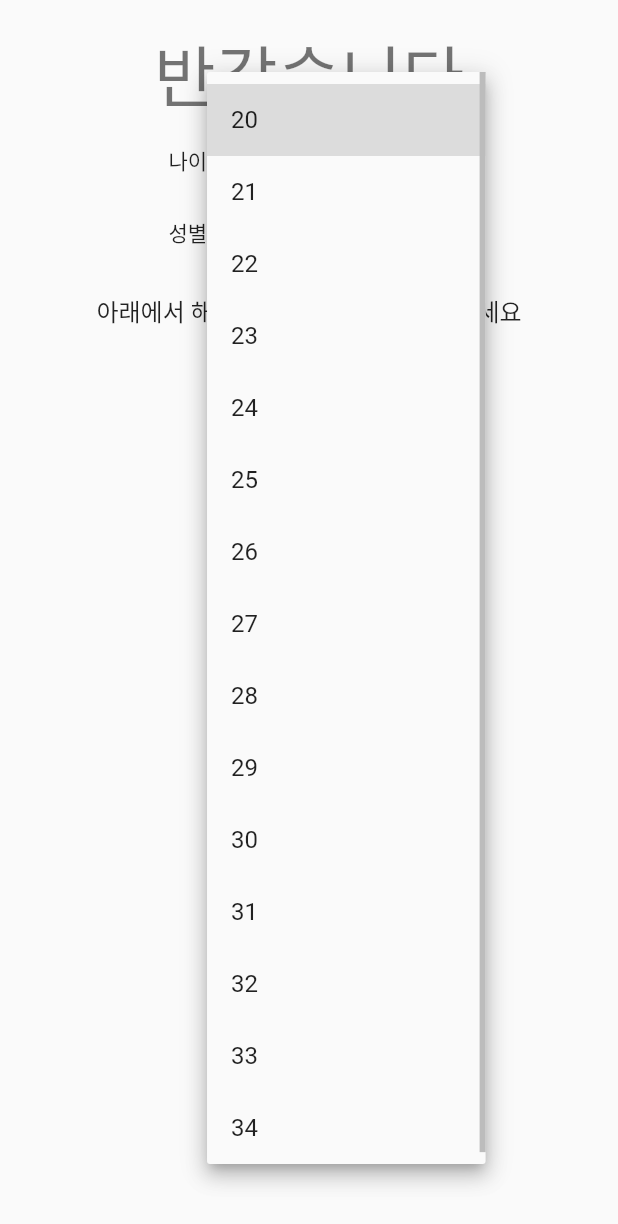
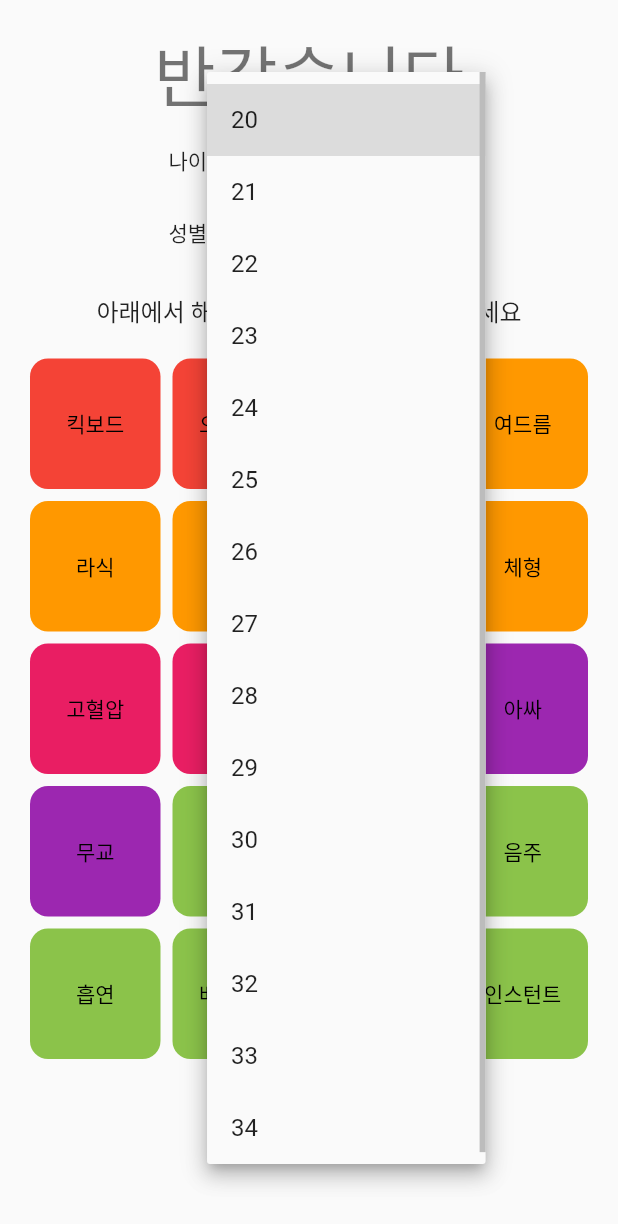
Before and after one commit to kerryeon/longlive, a Flutter app: the screen it shows after launch, after a tap on "나이를 선택하세요", on a phone screen of 412 x 824 dp. Shown: the top 1224 px of the screen. Run offline on Flutter 3.47's test engine with Material 2 defaults, Android fonts, the phone set to English and light mode, and no system bars; network calls fail.

Commit message:
Add Habit

```diff
--- /dev/null
+++ b/lib/models/habit.dart
@@ -0,0 +1,98 @@
+import 'package:flutter/material.dart';
+
+enum HabitType {
+  Interest,
+  FaceAndSkin,
+  Disease,
+  Mental,
+  Eating,
+}
+
+extension HabitTypeExtension on HabitType {
+  String get description {
+    switch (this) {
+      case HabitType.Interest:
+        return '흥미';
+      case HabitType.FaceAndSkin:
+        return '얼굴/피부';
+      case HabitType.Disease:
+        return '지병';
+      case HabitType.Mental:
+        return '정신';
+      case HabitType.Eating:
+        return '영양/식습관';
+      default:
+        return '알 수 없음';
+    }
+  }
+
+  Color get primaryColor {
+    switch (this) {
+      case HabitType.Interest:
+        return Colors.red;
+      case HabitType.FaceAndSkin:
+        return Colors.orange;
+      case HabitType.Disease:
+        return Colors.pink;
+      case HabitType.Mental:
+        return Colors.purple;
+      case HabitType.Eating:
+        return Colors.lightGreen;
+      default:
+        return Colors.white30;
+    }
+  }
+
+  Color get primaryAccentColor {
+    switch (this) {
+      case HabitType.Interest:
+        return Colors.redAccent;
+      case HabitType.FaceAndSkin:
+        return Colors.orangeAccent;
+      case HabitType.Disease:
+        return Colors.pinkAccent;
+      case HabitType.Mental:
+        return Colors.purpleAccent;
+      case HabitType.Eating:
+        return Colors.lightGreenAccent;
+      default:
+        return Colors.white;
+    }
+  }
+}
+
+class Habit {
+  final String name;
+  final HabitType ty;
+
+  bool enabled;
+
+  Habit({
+    this.name,
+    this.ty,
+    this.enabled = false,
+  });
+
+  static List<Habit> all() => [
+        Habit(ty: HabitType.Interest, name: '킥보드'),
+        Habit(ty: HabitType.Interest, name: '오토바이'),
+        Habit(ty: HabitType.FaceAndSkin, name: '탈모'),
+        Habit(ty: HabitType.FaceAndSkin, name: '여드름'),
+        Habit(ty: HabitType.FaceAndSkin, name: '라식'),
+        Habit(ty: HabitType.FaceAndSkin, name: '라섹'),
+        Habit(ty: HabitType.FaceAndSkin, name: '시력 (근시)'),
+        Habit(ty: HabitType.FaceAndSkin, name: '체형'),
+        Habit(ty: HabitType.Disease, name: '고혈압'),
+        Habit(ty: HabitType.Disease, name: '당뇨'),
+        Habit(ty: HabitType.Mental, name: '우울증'),
+        Habit(ty: HabitType.Mental, name: '아싸'),
+        Habit(ty: HabitType.Mental, name: '무교'),
+        Habit(ty: HabitType.Eating, name: '야식'),
+        Habit(ty: HabitType.Eating, name: '3끼X'),
+        Habit(ty: HabitType.Eating, name: '음주'),
+        Habit(ty: HabitType.Eating, name: '흡연'),
+        Habit(ty: HabitType.Eating, name: '배달음식'),
+        Habit(ty: HabitType.Eating, name: '라면'),
+        Habit(ty: HabitType.Eating, name: '인스턴트'),
+      ];
+}
--- a/lib/widgets/register.dart
+++ b/lib/widgets/register.dart
@@ -1,5 +1,7 @@
 import 'package:flutter/material.dart';
+import 'package:longlive/models/habit.dart';
 import 'package:longlive/models/user.dart';
+import 'package:longlive/widgets/dialog/simple.dart';
 
 class RegisterWidget extends StatefulWidget {
   @override
@@ -9,6 +11,7 @@ class RegisterWidget extends StatefulWidget {
 class _State extends State {
   int userAge;
   Gender userGender;
+  final List<Habit> habits = Habit.all();
 
   @override
   Widget build(BuildContext context) {
@@ -16,7 +19,7 @@ class _State extends State {
       body: Container(
         // 가운데 맞춤
         alignment: Alignment.topCenter,
-        padding: EdgeInsets.only(
+        padding: const EdgeInsets.only(
           top: 16,
         ),
         // 스크롤 가능함
@@ -34,7 +37,7 @@ class _State extends State {
                 mainAxisAlignment: MainAxisAlignment.center,
                 children: [
                   Text('나이'),
-                  Padding(padding: EdgeInsets.only(right: 16)),
+                  Padding(padding: const EdgeInsets.only(right: 16)),
                   DropdownButton(
                     hint: Text('나이를 선택하세요'),
                     value: userAge,
@@ -54,7 +57,7 @@ class _State extends State {
                 mainAxisAlignment: MainAxisAlignment.center,
                 children: [
                   Text('성별'),
-                  Padding(padding: EdgeInsets.only(right: 16)),
+                  Padding(padding: const EdgeInsets.only(right: 16)),
                   DropdownButton(
                     hint: Text('성별을 선택하세요'),
                     value: userGender,
@@ -69,15 +72,81 @@ class _State extends State {
                 ],
               ),
               // 습관 선택
-              Padding(padding: EdgeInsets.only(bottom: 16)),
+              Padding(padding: const EdgeInsets.only(bottom: 16)),
               Text(
                 '아래에서 해당하는 습관/질병을 골라주세요',
                 style: Theme.of(context).textTheme.subtitle1,
+              ),
+              GridView(
+                shrinkWrap: true,
+                primary: false,
+                padding: const EdgeInsets.all(16),
+                gridDelegate: SliverGridDelegateWithFixedCrossAxisCount(
+                  // 한 줄에 표시할 카드 갯수
+                  crossAxisCount: 4,
+                ),
+                // 습관 목록
+                children: habits
+                    .map((x) => Padding(
+                          padding: const EdgeInsets.all(4),
+                          child: FlatButton(
+                            color: x.enabled ? Colors.brown : x.ty.primaryColor,
+                            shape: RoundedRectangleBorder(
+                              borderRadius: BorderRadius.circular(12),
+                            ),
+                            child: Center(
+                              child: Text(
+                                x.name,
+                                style: Theme.of(context).textTheme.button.apply(
+                                      color: x.enabled
+                                          ? Colors.white
+                                          : Colors.black,
+                                    ),
+                                textAlign: TextAlign.center,
+                              ),
+                            ),
+                            onPressed: () =>
+                                setState(() => x.enabled = !x.enabled),
+                          ),
+                        ))
+                    .toList(),
               ),
             ],
           ),
         ),
       ),
+      // 하단 버튼
+      floatingActionButton: Visibility(
+        visible: _isSelectedAll,
+        child: FloatingActionButton(
+          child: Icon(Icons.navigate_next),
+          onPressed: _moveToNextPage,
+        ),
+      ),
     );
   }
+
+  /// 가입에 필요한 모든 정보들이 입력되었는가?
+  bool get _isSelectedAll => userAge != null && userGender != null;
+
+  /// 단 하나의 습관이라도 선택되었는가?
+  bool get isAnyHabitEnabled => habits.any((x) => x.enabled);
+
+  /// 다음 화면으로 이동합니다.
+  /// 이때, 아무 습관이 선택되지 않았다면, 진정 아무것도 선택하지 않았는지 물어봅니다.
+  void _moveToNextPage({final bool checkHabits = true}) {
+    if (checkHabits && !isAnyHabitEnabled) {
+      showYesNoDialog(
+        context: context,
+        content: '정말 아무 습관/질병에도 해당되지 않으십니까?',
+        onAccept: () => _moveToNextPage(checkHabits: false),
+      );
+      return;
+    }
+    // Navigator.of(context).pushReplacement(
+    //   MaterialPageRoute(
+    //     builder: (BuildContext context) => RegisterWidget(),
+    //   ),
+    // );
+  }
 }
```
Also changed, not shown: lib/widgets/dialog/simple.dart (added, +42 -0 lines).
